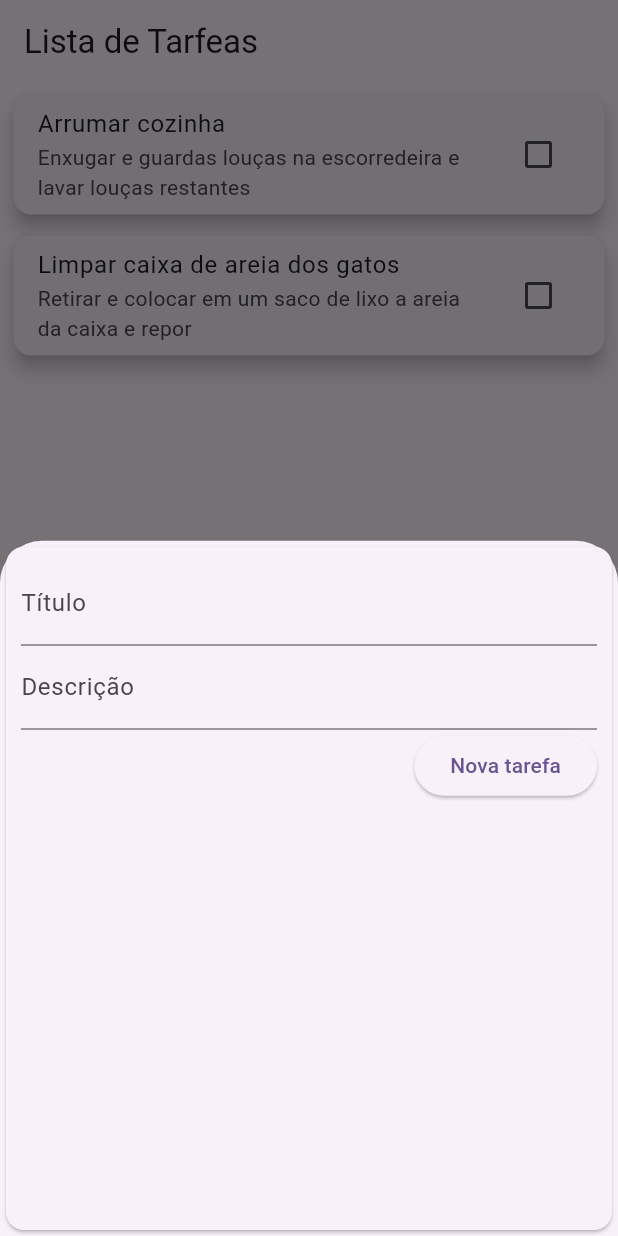
After one commit to tarcisiomesquita/to_do_list_app, a Flutter app: the screen it shows after launch, after a tap on the "add" icon, on a phone screen of 412 x 824 dp. The commit adds this screen. Run offline on Flutter 3.47's test engine with Material 3 defaults, Android fonts, the phone set to English and light mode, and no system bars.

Commit message:
adiçao de um modal contendo fomulário para o cadastro de novas tarefas

```diff
--- /dev/null
+++ b/lib/components/task_form.dart
@@ -0,0 +1,56 @@
+import 'package:flutter/material.dart';
+
+class TaskForm extends StatefulWidget {
+  const TaskForm(this.onSubmit, {super.key});
+
+  final void Function(String title, String description) onSubmit;
+
+  @override
+  State<TaskForm> createState() => TaskFormState();
+}
+
+class TaskFormState extends State<TaskForm> {
+  final _titleController = TextEditingController();
+  final _descriptionController = TextEditingController();
+
+  void _submitForm() {
+    final title = _titleController.text;
+    final description = _descriptionController.text;
+    if (title.isEmpty && description.isEmpty) {
+      return;
+    }
+    widget.onSubmit(title, description);
+  }
+
+  @override
+  Widget build(BuildContext context) {
+    return Card(
+      child: Padding(
+        padding: const EdgeInsets.all(10),
+        child: Column(
+          children: [
+            TextField(
+              controller: _titleController,
+              textInputAction: TextInputAction.next,
+              decoration: const InputDecoration(labelText: 'Título'),
+            ),
+            TextField(
+              controller: _descriptionController,
+              onSubmitted: (_) => _submitForm(),
+              decoration: const InputDecoration(labelText: 'Descrição'),
+            ),
+            Row(
+              mainAxisAlignment: MainAxisAlignment.end,
+              children: [
+                ElevatedButton(
+                  onPressed: _submitForm,
+                  child: const Text('Nova tarefa'),
+                ),
+              ],
+            )
+          ],
+        ),
+      ),
+    );
+  }
+}
--- a/lib/components/task_list.dart
+++ b/lib/components/task_list.dart
@@ -9,6 +9,12 @@ class TaskList extends StatelessWidget {
 
   @override
   Widget build(BuildContext context) {
+    tasks.sort((a, b) {
+      return a.title.toLowerCase().compareTo(b.title.toLowerCase());
+    });
+    tasks.sort((a, b) {
+      return a.isChecked.toString().compareTo(b.isChecked.toString());
+    });
     return SizedBox(
         height: 300,
         child: ListView.builder(
--- a/lib/main.dart
+++ b/lib/main.dart
@@ -1,6 +1,7 @@
 import 'dart:math';
 
 import 'package:flutter/material.dart';
+import 'package:to_do_list_app/components/task_form.dart';
 import 'package:to_do_list_app/components/task_list.dart';
 import 'package:to_do_list_app/models/task.dart';
 import 'package:uuid/uuid.dart';
@@ -55,6 +56,23 @@ class _MyHomePageState extends State<MyHomePage> {
     });
   }
 
+  void _addTask(String title, String description) {
+    final newTask = Task(
+      id: const Uuid().v4(),
+      title: title,
+      description: description,
+      isChecked: false,
+    );
+    setState(() {
+      _tasks.add(newTask);
+    });
+    Navigator.pop(context);
+  }
+
+  void _openTaskModal() {
+    showModalBottomSheet(context: context, builder: (_) => TaskForm(_addTask));
+  }
+
   @override
   Widget build(BuildContext context) {
     return Scaffold(
@@ -67,6 +85,12 @@ class _MyHomePageState extends State<MyHomePage> {
             TaskList(_tasks, _checkBoxSwitch),
           ],
         ),
-        ));
+      ),
+      floatingActionButton: FloatingActionButton(
+        onPressed: _openTaskModal,
+        child: const Icon(Icons.add),
+      ),
+      floatingActionButtonLocation: FloatingActionButtonLocation.centerDocked,
+    );
   }
 }
```
Lines whose indentation alone changed are shown as unchanged.
